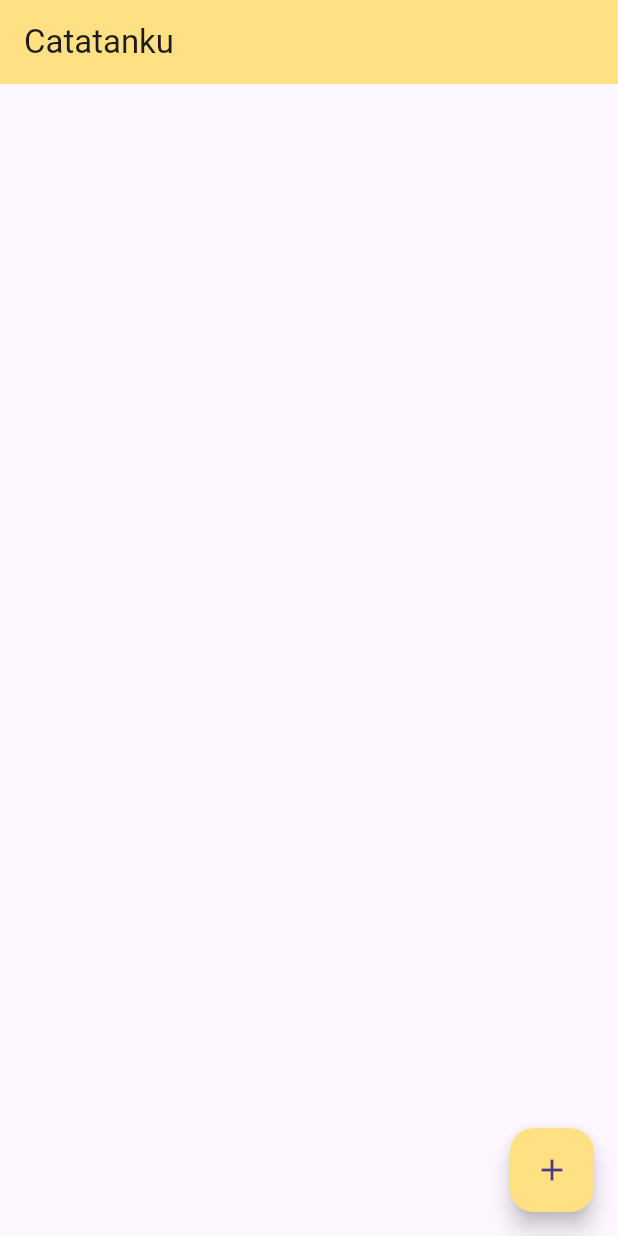
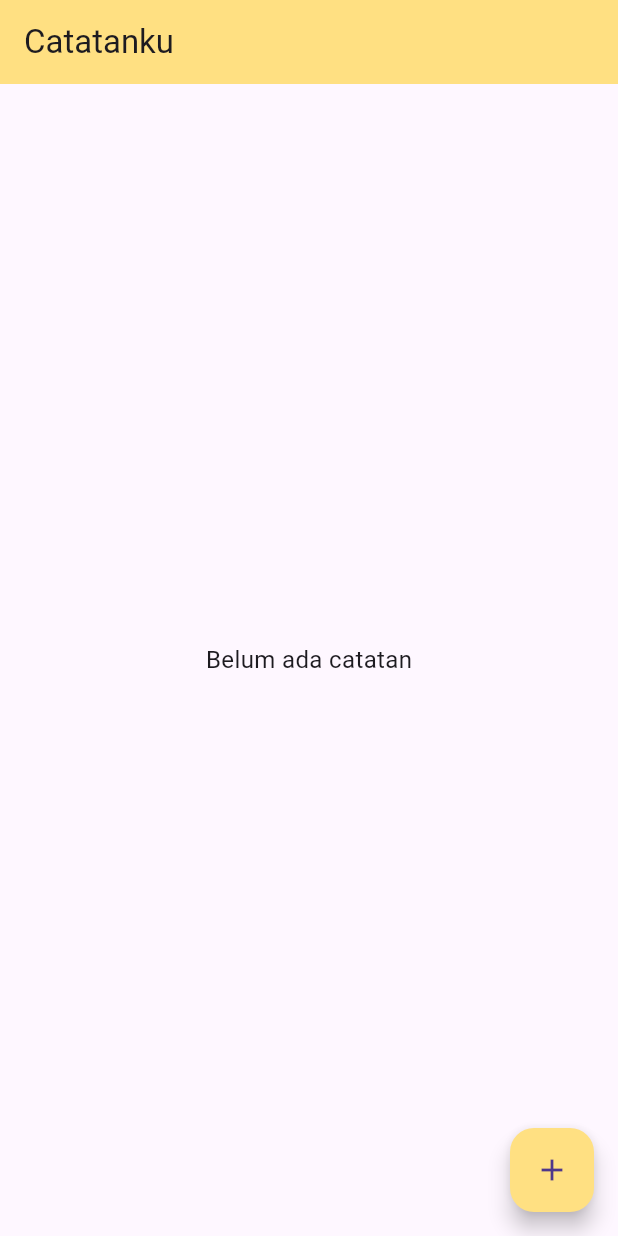
Before and after one commit to ArnandoRy/catatanku-flutterApp, a Flutter app: the screen it shows after launch, on a phone screen of 412 x 824 dp. Run offline on Flutter 3.47's test engine with Material 3 defaults, Android fonts, the phone set to English and light mode, and no system bars; our stand-ins replace get.

Commit message:
mengubah readme.md dan menambahkan kondisi if catatan kosong

```diff
--- a/lib/pages/home_page.dart
+++ b/lib/pages/home_page.dart
@@ -15,6 +15,11 @@ class HomePage extends StatelessWidget {
         backgroundColor: Colors.amber[200],
       ),
       body: Obx(() {
+        if (catatanC.catatan.isEmpty) {
+          return Center(
+            child: Text("Belum ada catatan", style: TextStyle(fontSize: 16)),
+          );
+        }
         return ListView.builder(
             itemCount: catatanC.catatan.length,
             itemBuilder: (context, index) {
```
Also changed, not shown: 1 other file.
